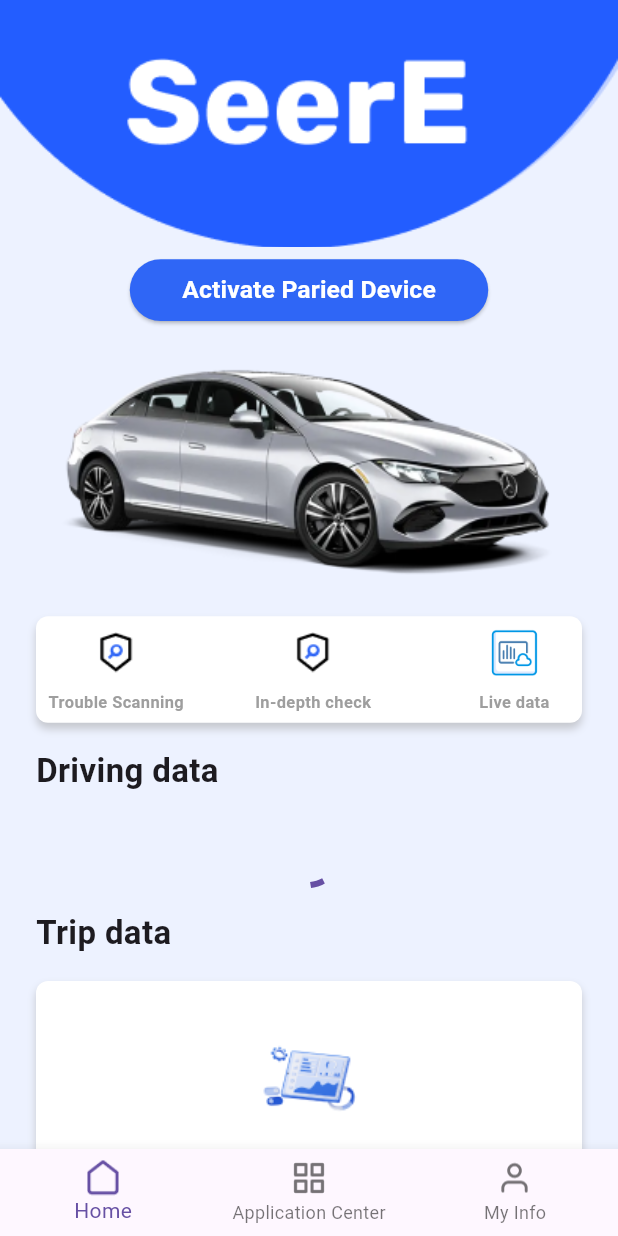
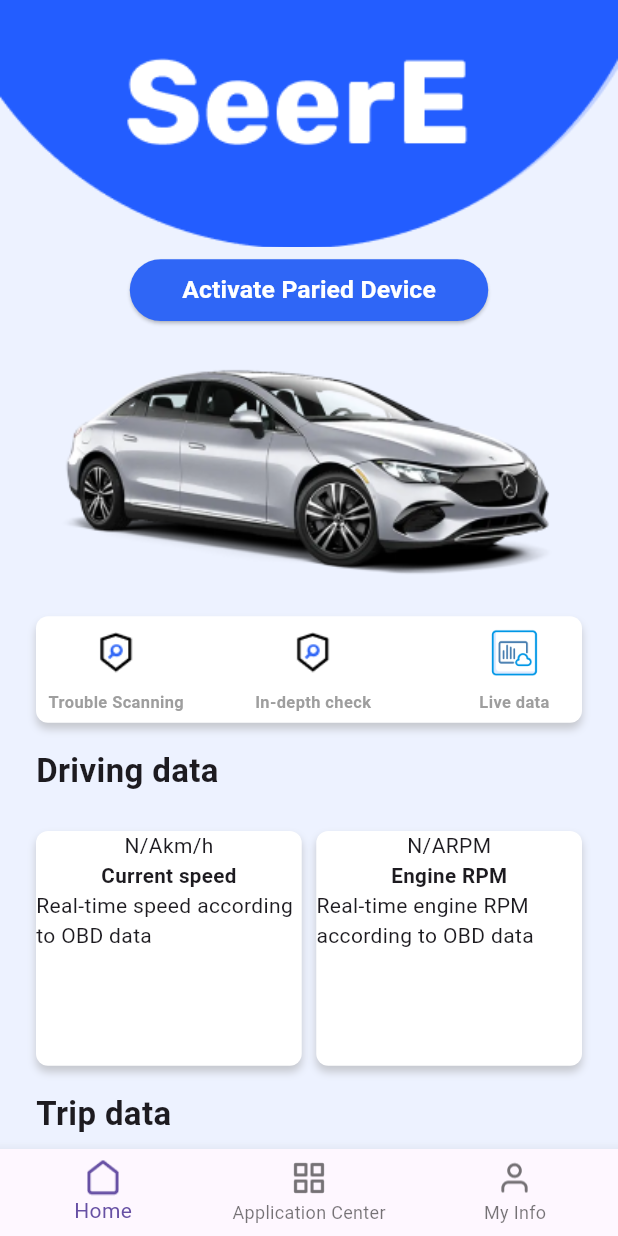
Before and after one commit to Rana-Mohsen/seere, a Flutter app: the screen it shows after launch, on a phone screen of 412 x 824 dp. Run offline on Flutter 3.47's test engine with Material 3 defaults, Android fonts, the phone set to English and light mode, and no system bars; our stand-ins replace bloc, flutter_bloc, shared_preferences, sizer.

Commit message:
data cubit

```diff
--- a/lib/main.dart
+++ b/lib/main.dart
@@ -6,6 +6,7 @@ import 'package:seere/views/nav_container.dart';
 import 'package:sizer/sizer.dart';
 
 import 'simple_bloc_observer.dart';
+import 'views/home/cubit/data_cubit.dart';
 
 void main() {
   Bloc.observer = SimpleBlocObserver();
@@ -22,7 +23,7 @@ class MyApp extends StatelessWidget {
       return MultiBlocProvider(
         providers: [
           BlocProvider(create: ((context) => ConnectDeviceCubit())),
-
+          BlocProvider(create: ((context) => DataCubit())),
         ],
         child: MaterialApp(
           debugShowCheckedModeBanner: false,
--- a/lib/services/socket.dart
+++ b/lib/services/socket.dart
@@ -1,17 +1,18 @@
 import 'dart:io';
 import 'dart:typed_data';
 
+import 'package:flutter/material.dart';
+import 'package:flutter_bloc/flutter_bloc.dart';
 import 'package:seere/utils/initialize_car_data.dart';
 
 import 'dart:async';
 
-import '../models/car_data.dart'; // Import required for Completer
+import '../models/car_data.dart';
+import '../views/home/cubit/data_cubit.dart'; // Import required for Completer
 
 String lastSentMessage = '';
 Socket? socket;
-StreamController<Map<String,String>> streamController =
-    StreamController<Map<String,String>>();
-Map<String,String> latestData = {};
+Map<String, String> latestData = {};
 
 Future<Socket> connectToServer({required String ip, required int port}) async {
   try {
@@ -28,7 +29,7 @@ Future<Socket> connectToServer({required String ip, required int port}) async {
   return socket!;
 }
 
-Future<void> reciveData() async {
+Future<void> reciveData(DataCubit dataCubit) async {
   socket!.listen(
     (Uint8List data) {
       final serverResponse = String.fromCharCodes(data);
@@ -48,8 +49,8 @@ Future<void> reciveData() async {
           String value = parts.sublist(2).join(' ');
           print(value);
           // Update the latest data
-          latestData[mapPidToName(pid)] = value;
-          streamController.add({mapPidToName(pid): value});
+          dataCubit.updateData(mapPidToName(pid), value);
+
         }
       }
     },
@@ -67,8 +68,7 @@ Future<void> reciveData() async {
 
 Future<void> sendMessage(Socket socket) async {
   try {
-    while(true)
-    {
+    while (true) {
       for (var key in requistData.keys) {
         String message = requistData[key] + '\r\n\r\n';
         print(key);
--- a/lib/views/connaect_device/wifi.dart
+++ b/lib/views/connaect_device/wifi.dart
@@ -1,6 +1,7 @@
 import 'dart:io';
 
 import 'package:flutter/material.dart';
+import 'package:flutter_bloc/flutter_bloc.dart';
 import 'package:shared_preferences/shared_preferences.dart';
 import 'package:sizer/sizer.dart';
 
@@ -9,6 +10,7 @@ import '../../models/car_data.dart';
 import '../../services/socket.dart';
 import '../../utils/validators.dart';
 import '../../widgets/custom_button.dart';
+import '../home/cubit/data_cubit.dart';
 
 class WiFi extends StatefulWidget {
   const WiFi({super.key});
@@ -89,7 +91,9 @@ class _WiFiState extends State<WiFi> {
                             content: Text('Error: ${snapshot.error}'),
                           );
                         } else {
-                          reciveData();
+                          DataCubit dataCubit = BlocProvider.of<DataCubit>(context);
+
+                          reciveData(dataCubit);
 
                           return const AlertDialog(
                             content: Text('Connected to the server'),
--- /dev/null
+++ b/lib/views/home/cubit/data_cubit.dart
@@ -0,0 +1,14 @@
+import 'package:bloc/bloc.dart';
+import 'package:meta/meta.dart';
+
+part 'data_state.dart';
+
+class DataCubit extends Cubit<Map<String, dynamic>> {
+  DataCubit() : super({});
+
+  void updateData(String pid, dynamic value) {
+      Map<String, dynamic> newState = Map.from(state);
+    newState[pid] = value;
+    emit(newState);
+  }
+}
--- /dev/null
+++ b/lib/views/home/cubit/data_state.dart
@@ -0,0 +1,6 @@
+part of 'data_cubit.dart';
+
+@immutable
+abstract class DataState {}
+
+class DataInitial extends DataState {}
--- a/lib/views/home_view.dart
+++ b/lib/views/home/home_view.dart
@@ -1,11 +1,13 @@
 import 'package:flutter/material.dart';
+import 'package:flutter_bloc/flutter_bloc.dart';
 import 'package:seere/services/socket.dart';
 import 'package:seere/widgets/custom_button.dart';
 import 'package:seere/widgets/home_container.dart';
 import 'package:seere/constants.dart';
 import 'package:sizer/sizer.dart';
 
-import 'connaect_device/connect_device_view.dart';
+import '../connaect_device/connect_device_view.dart';
+import 'cubit/data_cubit.dart';
 
 class HomeView extends StatefulWidget {
   const HomeView({super.key});
@@ -15,8 +17,6 @@ class HomeView extends StatefulWidget {
 }
 
 class _HomeViewState extends State<HomeView> {
-  Stream<Map<String, String>> get dataStream => streamController.stream;
-
   @override
   Widget build(BuildContext context) {
     return SingleChildScrollView(
@@ -108,35 +108,56 @@ class _HomeViewState extends State<HomeView> {
                 SizedBox(
                   height: 3.h,
                 ),
-                StreamBuilder<Map<String, String>>(
-                  stream: dataStream, // Replace with the actual stream
-                  builder: (BuildContext context,
-                      AsyncSnapshot<Map<String, String>> snapshot) {
-                    if (snapshot.hasData) {
-                      String speed = snapshot.data!['speed'] ?? 'N/A';
-                      String engineRPM = snapshot.data!['engineRPM'] ?? 'N/A';
+                BlocBuilder<DataCubit, Map<String, dynamic>>(
+                  builder: (context, state) {
                     return Row(
                       mainAxisAlignment: MainAxisAlignment.spaceBetween,
                       children: [
                         HomeContainer(
-                            data: speed,
+                          data: state['speed']??"N/A",
                           text1: "km/h",
                           text2: "Current speed",
                           text3: "Real-time speed according to OBD data",
                         ),
                         HomeContainer(
-                            data: engineRPM,
+                          data: state['engineRPM']??"N/A",
                           text1: "RPM",
                           text2: "Engine RPM",
                           text3: "Real-time engine RPM according to OBD data",
                         ),
                       ],
                     );
-                    } else {
-                      return CircularProgressIndicator(); // Show a loading spinner while waiting for data
-                    }
                   },
                 ),
+                // StreamBuilder<Map<String, String>>(
+                //   stream: dataStream, // Replace with the actual stream
+                //   builder: (BuildContext context,
+                //       AsyncSnapshot<Map<String, String>> snapshot) {
+                //     if (snapshot.hasData) {
+                //       String speed = snapshot.data!['speed'] ?? 'N/A';
+                //       String engineRPM = snapshot.data!['engineRPM'] ?? 'N/A';
+                //       return Row(
+                //         mainAxisAlignment: MainAxisAlignment.spaceBetween,
+                //         children: [
+                //           HomeContainer(
+                //             data: speed,
+                //             text1: "km/h",
+                //             text2: "Current speed",
+                //             text3: "Real-time speed according to OBD data",
+                //           ),
+                //           HomeContainer(
+                //             data: engineRPM,
+                //             text1: "RPM",
+                //             text2: "Engine RPM",
+                //             text3: "Real-time engine RPM according to OBD data",
+                //           ),
+                //         ],
+                //       );
+                //     } else {
+                //       return CircularProgressIndicator(); // Show a loading spinner while waiting for data
+                //     }
+                //   },
+                // ),
                 SizedBox(
                   height: 2.h,
                 ),
--- a/lib/views/nav_container.dart
+++ b/lib/views/nav_container.dart
@@ -1,6 +1,6 @@
 import 'package:flutter/material.dart';
 import 'package:seere/views/app_center_view.dart';
-import 'package:seere/views/home_view.dart';
+import 'package:seere/views/home/home_view.dart';
 import 'package:seere/views/my_info_view.dart';
 
 class NavContainer extends StatefulWidget {
```
Lines whose indentation alone changed are shown as unchanged.
